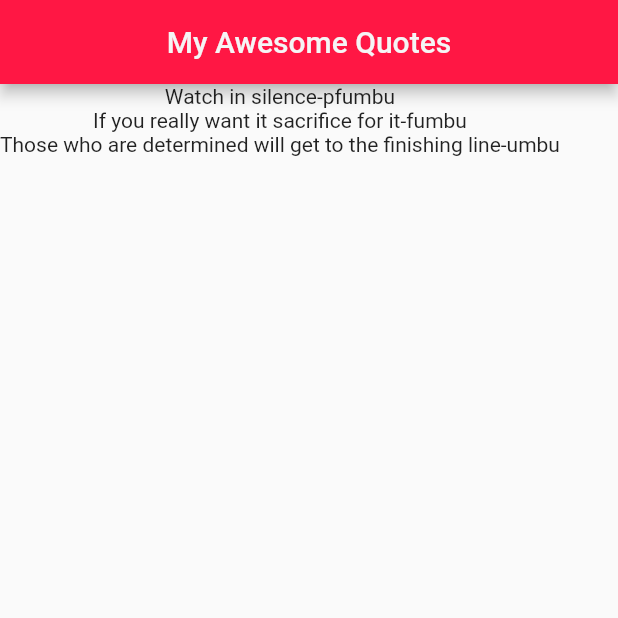
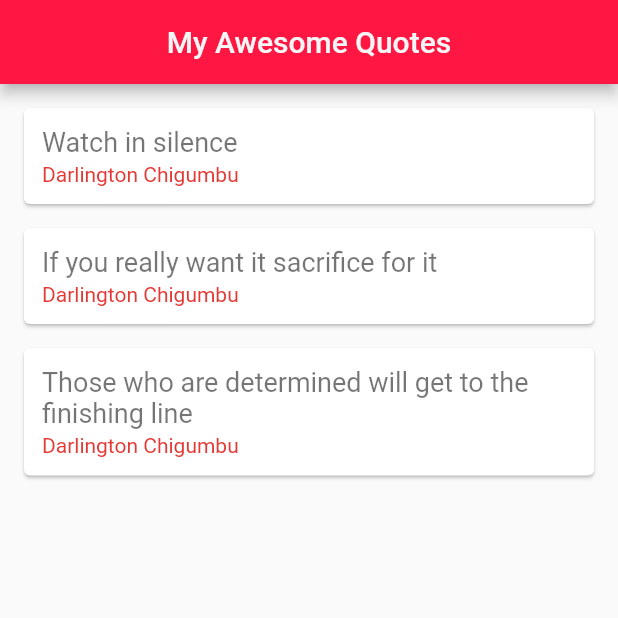
Before and after one commit to dadzachigs/lists_demo, a Flutter app: the screen it shows after launch, on a phone screen of 412 x 824 dp, the top half of it. Run offline on Flutter 3.47's test engine with Material 2 defaults, Android fonts, the phone set to English and light mode, and no system bars.

Commit message:
improper use of cards -working

```diff
--- a/lib/main.dart
+++ b/lib/main.dart
@@ -18,13 +18,50 @@ class MyCards extends StatefulWidget {
 class _MyCardsState extends State<MyCards> {
 
   List<Quotes> quotes = [
-     Quotes(quote:"Watch in silence", author:"pfumbu"),
-     Quotes(quote:"If you really want it sacrifice for it", author:"fumbu"),
-     Quotes(quote:"Those who are determined will get to the finishing line", author:"umbu"),
+     Quotes(quote:"Watch in silence", author:"Darlington Chigumbu"),
+     Quotes(quote:"If you really want it sacrifice for it", author:"Darlington Chigumbu"),
+     Quotes(quote:"Those who are determined will get to the finishing line", author:"Darlington Chigumbu"),
+  ];
+
+  Widget quoteTemplate(quote){
+
+    return Card(
+    margin: EdgeInsets.fromLTRB(16.0, 16.0, 16.0, 0.0),
+      child: Padding(
+
+        padding: const EdgeInsets.all(12.0),
+        child: Column(
+          crossAxisAlignment: CrossAxisAlignment.stretch,
+          children: <Widget> [
+            Text(
+              quote.quote,
+              style: TextStyle(
+                color:Colors.black54,
+                fontSize: 18.0
+
+              ),
+
+            ),
+        SizedBox(height: 3.0),
+
+            Text(
+              quote.author,
+              style: TextStyle(
+                color:Colors.red[600]
+
+              ),
+            ),
+          ],
+
+        ),
+      ),
+
+    );
 
 
 
-  ];
+  }
+
   @override
   Widget build(BuildContext context) {
     return Scaffold(
@@ -43,7 +80,7 @@ class _MyCardsState extends State<MyCards> {
       ),
 
       body: Column(
-        children: quotes.map((quote) =>Text('${quote.quote}-${quote.author}')).toList(),
+        children: quotes.map((quote) =>quoteTemplate(quote)).toList(),
       ),
     );
   }
```
